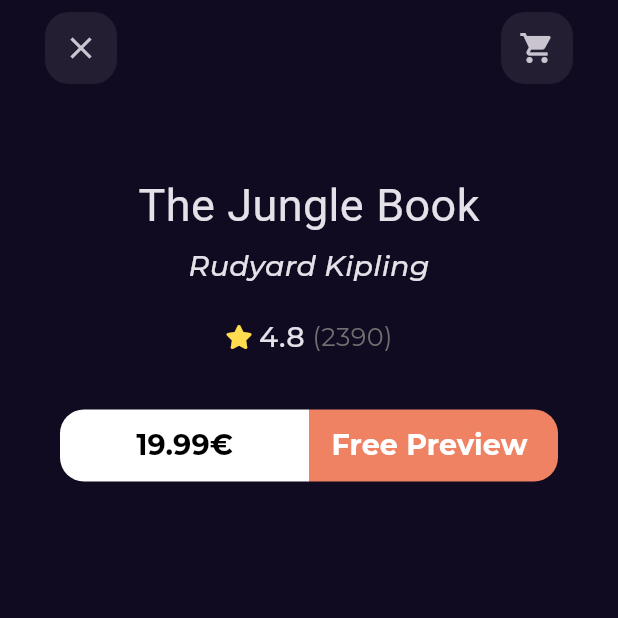
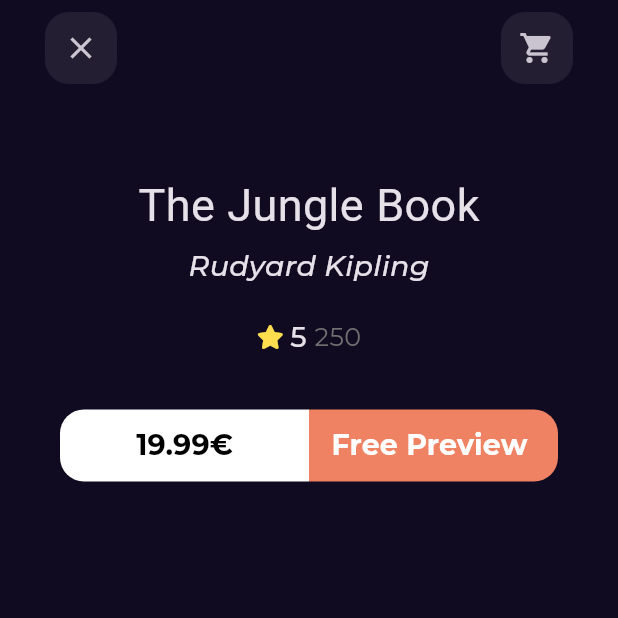
Before and after one commit to polamaged/bookly_app, a Flutter app: the BookDetailsView screen opened by its route, on a phone screen of 412 x 824 dp, the top half of it. Run offline on Flutter 3.47's test engine with Material 3 defaults, Android fonts, the phone set to English and light mode, and no system bars; our stand-ins replace bloc, cached_network_image, dartz, dio, equatable, flutter_bloc and 4 more; network calls fail.

Commit message:
display newest books list view data

```diff
--- a/lib/feature/home/data/models/book_model/reading_modes.dart
+++ b/lib/feature/home/data/models/book_model/reading_modes.dart
@@ -1,6 +1,6 @@
 import 'package:equatable/equatable.dart';
 
-class ReadingModes extends Equatable {
+class  ReadingModes extends Equatable {
   final bool? text;
   final bool? image;
 
--- a/lib/feature/home/presentation/views/widget/bookingrating.dart
+++ b/lib/feature/home/presentation/views/widget/bookingrating.dart
@@ -5,10 +5,12 @@
 class BookRating extends StatelessWidget {
   const BookRating({
     super.key,
-    this.mainAxisAlignment = MainAxisAlignment.start,
+    this.mainAxisAlignment = MainAxisAlignment.start, required this.rating, required this.count,
   });
 
   final MainAxisAlignment mainAxisAlignment;
+  final int rating ;
+  final int count ;
   @override
   Widget build(BuildContext context) {
     return Row(
@@ -20,10 +22,10 @@
           color: Color(0XFFFFDD4F),
         ),
         const SizedBox(width: 6.3),
-        Text('4.8', style: Styles.textStyle19),
+        Text(rating.toString(), style: Styles.textStyle19),
         const SizedBox(width: 5),
         Text(
-          '(2390)',
+          count.toString(),
           style: Styles.textStyle17.copyWith(color: Color(0XFF707070)),
         ),
       ],
--- a/lib/feature/home/presentation/views/widget/books_details_section.dart
+++ b/lib/feature/home/presentation/views/widget/books_details_section.dart
@@ -24,7 +24,9 @@
           style: Styles.textStyle19.copyWith(fontStyle: FontStyle.italic),
         ),
         const SizedBox(height: 20),
-        const BookRating(mainAxisAlignment: MainAxisAlignment.center),
+        const BookRating(
+          rating: 5 , count: 250,
+          mainAxisAlignment: MainAxisAlignment.center),
         const SizedBox(height: 35),
         const BookAction(),
       ],
--- a/lib/feature/home/presentation/views/widget/custom_book_item.dart
+++ b/lib/feature/home/presentation/views/widget/custom_book_item.dart
@@ -1,4 +1,3 @@
-import 'package:bookly_app/core/utils/assets.dart';
 import 'package:cached_network_image/cached_network_image.dart';
 import 'package:flutter/material.dart';
 import 'package:flutter/widgets.dart';
--- a/lib/feature/home/presentation/views/widget/home_view_body.dart
+++ b/lib/feature/home/presentation/views/widget/home_view_body.dart
@@ -11,6 +11,7 @@
   @override
   Widget build(BuildContext context) {
     return CustomScrollView(
+      physics: const BouncingScrollPhysics(),
       slivers: [
         SliverToBoxAdapter(
           child: Column(
@@ -24,7 +25,7 @@
               SizedBox(height: 50),
               Padding(
                 padding: EdgeInsets.symmetric(horizontal: 30),
-                child: Text('Best Seller', style: Styles.textStyle22),
+                child: Text('Newest Books', style: Styles.textStyle22),
               ),
               SizedBox(height: 20),
             ],
--- a/lib/feature/search/presenatation/views/widgets/search_view_body.dart
+++ b/lib/feature/search/presenatation/views/widgets/search_view_body.dart
@@ -36,7 +36,8 @@
       itemBuilder: (context, index) {
         return Padding(
           padding: const EdgeInsets.symmetric(vertical: 10),
-          child: BookListViewItem(),
+          // child: BookListViewItem(),
+          child: Text('data'),
         );
       },
     );
--- a/lib/main.dart
+++ b/lib/main.dart
@@ -27,7 +27,8 @@
           ..fetchFeaturedBooks(),
         ),
         BlocProvider(
-          create: (context) => NewestBooksCubit(getIt.get<HomeRepoImpl>()),
+          create: (context) => NewestBooksCubit(getIt.get<HomeRepoImpl>())
+          ..fetchNewestBooks(),
         ),
       ],
       child: MaterialApp.router(
```
Also changed, not shown: lib/feature/home/presentation/views/widget/best_seller_list_view.dart (+16 -2 lines), lib/feature/home/presentation/views/widget/best_seller_list_view_item.dart (+10 -19 lines).
